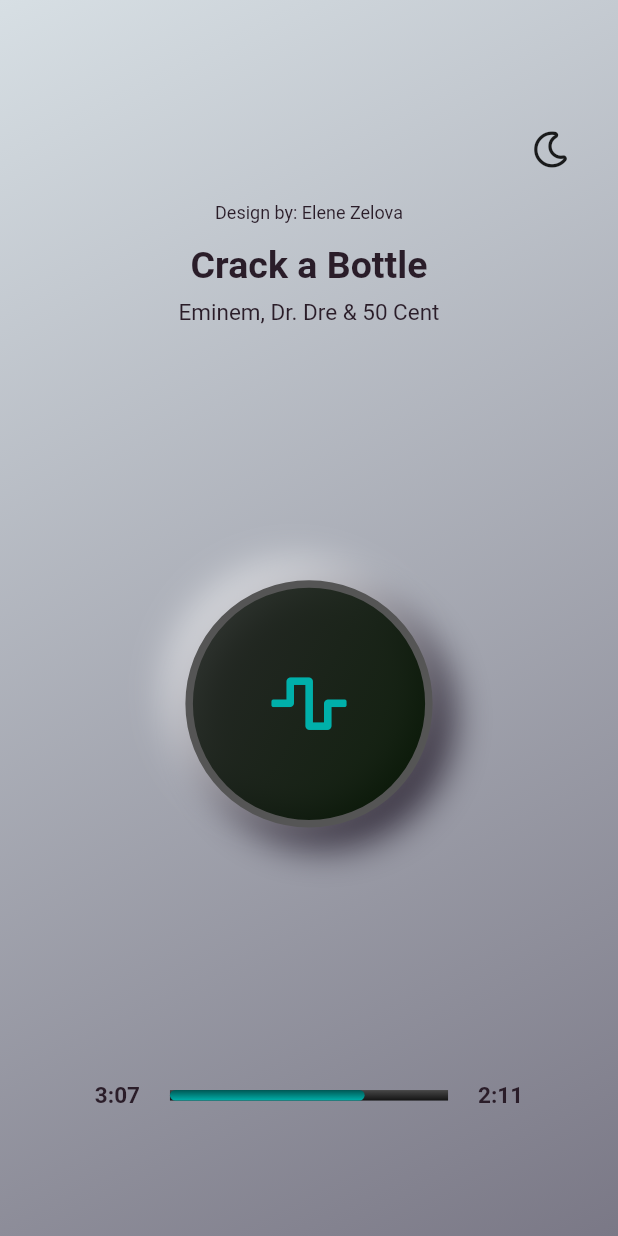
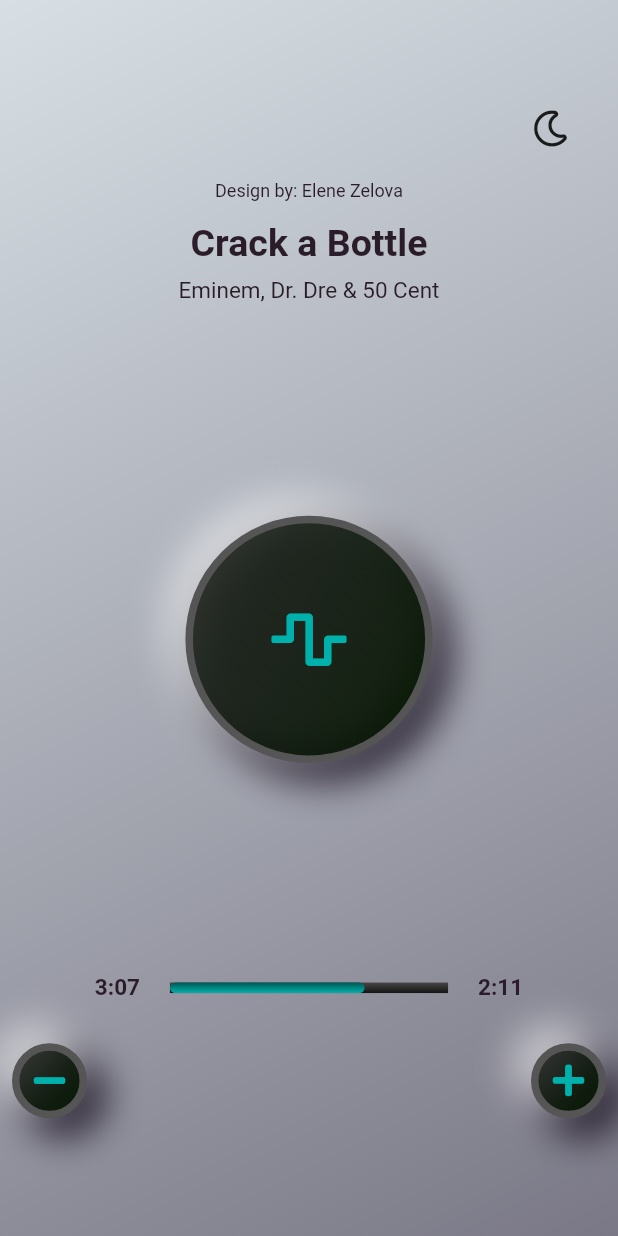
Before and after one commit to maxgdev/neumorphic_mp, a Flutter app: the screen it shows after launch, on a phone screen of 412 x 824 dp. Run offline on Flutter 3.47's test engine with Material 2 defaults, Android fonts, the phone set to English and light mode, and no system bars; our stand-ins replace font_awesome_flutter.

Commit message:
Added VolumeButton class

```diff
--- a/lib/neu_page.dart
+++ b/lib/neu_page.dart
@@ -1,6 +1,7 @@
 import 'package:font_awesome_flutter/font_awesome_flutter.dart';
 import 'package:flutter/material.dart';
 import 'package:neumorphic_mp/neu_colors.dart';
+import 'package:neumorphic_mp/volume_button.dart';
 import './intro.dart';
 
 class NuePage extends StatefulWidget {
@@ -71,36 +72,40 @@ class _NuePageState extends State<NuePage> {
                       color: Color(0xff555555),
                     ),
                     boxShadow: themeMode
-                  ? [BoxShadow(
+                        ? [
+                            BoxShadow(
                               color: Color(0xff090010).withOpacity(0.7),
                               offset: Offset(10, 10),
                               blurRadius: 20.0,
-                    spreadRadius: 4.0,),
+                              spreadRadius: 4.0,
+                            ),
                             BoxShadow(
                               color: Colors.white.withOpacity(0.5),
                               offset: Offset(-10, -10),
                               blurRadius: 20.0,
                               spreadRadius: 4.0,
-
-                    )]
-                    : [BoxShadow(
+                            )
+                          ]
+                        : [
+                            BoxShadow(
                               color: Color(0xff090010).withOpacity(0.7),
                               offset: Offset(10, 10),
                               blurRadius: 20.0,
                               spreadRadius: 4.0,
-                      )
-                      ,BoxShadow(
+                            ),
+                            BoxShadow(
                               color: themeColorLight.withOpacity(0.5),
                               offset: Offset(-10, -10),
                               blurRadius: 20.0,
                               spreadRadius: 4.0,
-                    )]
-                ),
+                            )
+                          ]),
                 child: Container(
                   // height: 0.5 * MediaQuery.of(context).size.height,
                   height: 300,
                   width: 300,
-                  child: Icon(FontAwesomeIcons.waveSquare,
+                  child: Icon(
+                    FontAwesomeIcons.waveSquare,
                     size: 40,
                     // color:  themeMode ? textColorDark : textColorLight,
                     color: themeColorLight,
@@ -115,7 +120,7 @@ class _NuePageState extends State<NuePage> {
                       children: [
                         Text("3:07",
                             style: TextStyle(
-                            color:  themeMode ? textColorDark : textColorLight,
+                              color: themeMode ? textColorDark : textColorLight,
                               fontSize: 15,
                               fontWeight: FontWeight.bold,
                             )),
@@ -134,8 +139,7 @@ class _NuePageState extends State<NuePage> {
                                   ],
                                   begin: Alignment.topCenter,
                                   end: Alignment.bottomCenter,
-                                    )
-                                  ),
+                                )),
                               ),
                               FractionallySizedBox(
                                 heightFactor: 1,
@@ -143,12 +147,13 @@ class _NuePageState extends State<NuePage> {
                                 child: Container(
                                   decoration: BoxDecoration(
                                       gradient: LinearGradient(
-                                        colors: [themeColorDark, themeColorLight],
+                                          colors: [
+                                            themeColorDark,
+                                            themeColorLight
+                                          ],
                                           begin: Alignment.topCenter,
-                                        end: Alignment.bottomCenter
-                                      ),
-                                      borderRadius: BorderRadius.circular(100)
-                                    ),
+                                          end: Alignment.bottomCenter),
+                                      borderRadius: BorderRadius.circular(100)),
                                 ),
                               ),
                             ],
@@ -156,19 +161,47 @@ class _NuePageState extends State<NuePage> {
                         ),
                         Text("2:11",
                             style: TextStyle(
-                              color:  themeMode ? textColorDark : textColorLight,
+                                color:
+                                    themeMode ? textColorDark : textColorLight,
                                 fontSize: 15,
-                              fontWeight: FontWeight.bold
-                          )),
-                      ],
-                    )
+                                fontWeight: FontWeight.bold)),
                       ],
                     ),
-              )
+                    SizedBox(height: 20),
+                    Row(
+                      mainAxisAlignment: MainAxisAlignment.center,
+                      children: [
+                        VolumeButton(
+                          btnRadius: 14,
+                          childRadiius: 10,
+                          icon: FontAwesomeIcons.minus,
+                          themeMode: themeMode,
+                        ),
+                        // IconButton(
+                          // icon: Icon(FontAwesomeIcons.minus, color: themeColorLight),
+                          // onPressed: () {}),
+                        Spacer(),
+
+                        VolumeButton(
+                          btnRadius: 10,
+                          childRadiius: 10,
+                          icon: FontAwesomeIcons.plus,
+                          themeMode: themeMode,
+                        ),
+
+
+                      ],
+                    ),
+
+
+                  ],
+                ),
+              ),
             ],
           ),
         ),
       ),
     ));
   }
+
 }
--- /dev/null
+++ b/lib/volume_button.dart
@@ -0,0 +1,73 @@
+import 'package:flutter/material.dart';
+import 'package:font_awesome_flutter/font_awesome_flutter.dart';
+import './neu_colors.dart';
+
+class VolumeButton extends StatelessWidget {
+  final double btnRadius;
+  final double childRadiius;
+  final bool themeMode;
+  final IconData icon;
+
+  VolumeButton({
+      this.btnRadius,
+      this.childRadiius,
+      this.themeMode,
+      this.icon
+    });
+
+  @override
+  Widget build(BuildContext context) {
+    return Padding(
+      padding: const EdgeInsets.all(8.0),
+      child: Container(
+        // height: MediaQuery.of(context).size.height,
+        height: 50,
+        width: 50,
+        decoration: BoxDecoration(
+          shape: BoxShape.circle,
+          gradient: buttonGradient,
+          border: Border.all(
+            width: 5,
+            color: Color(0xff555555),
+          ),
+          boxShadow: themeMode
+              ? [
+                  BoxShadow(
+                    color: Color(0xff090010).withOpacity(0.7),
+                    offset: Offset(10, 10),
+                    blurRadius: 20.0,
+                    spreadRadius: 4.0,
+                  ),
+                  BoxShadow(
+                    color: Colors.white.withOpacity(0.5),
+                    offset: Offset(-10, -10),
+                    blurRadius: 20.0,
+                    spreadRadius: 4.0,
+                  )
+                ]
+              : [
+                  BoxShadow(
+                    color: Color(0xff090010).withOpacity(0.7),
+                    offset: Offset(10, 10),
+                    blurRadius: 20.0,
+                    spreadRadius: 4.0,
+                  ),
+                  BoxShadow(
+                    color: themeColorLight.withOpacity(0.5),
+                    offset: Offset(-10, -10),
+                    blurRadius: 20.0,
+                    spreadRadius: 4.0,
+                  ),
+                ],
+        ),
+        child: IconButton(
+            icon: Icon(
+              icon,
+              // FontAwesomeIcons.plus,
+              color: themeColorLight,
+            ),
+            onPressed: () {}),
+      ),
+    );
+  }
+}
```
Also changed, not shown: lib/main.dart (+0 -40 lines). Lines whose indentation alone changed are shown as unchanged.
